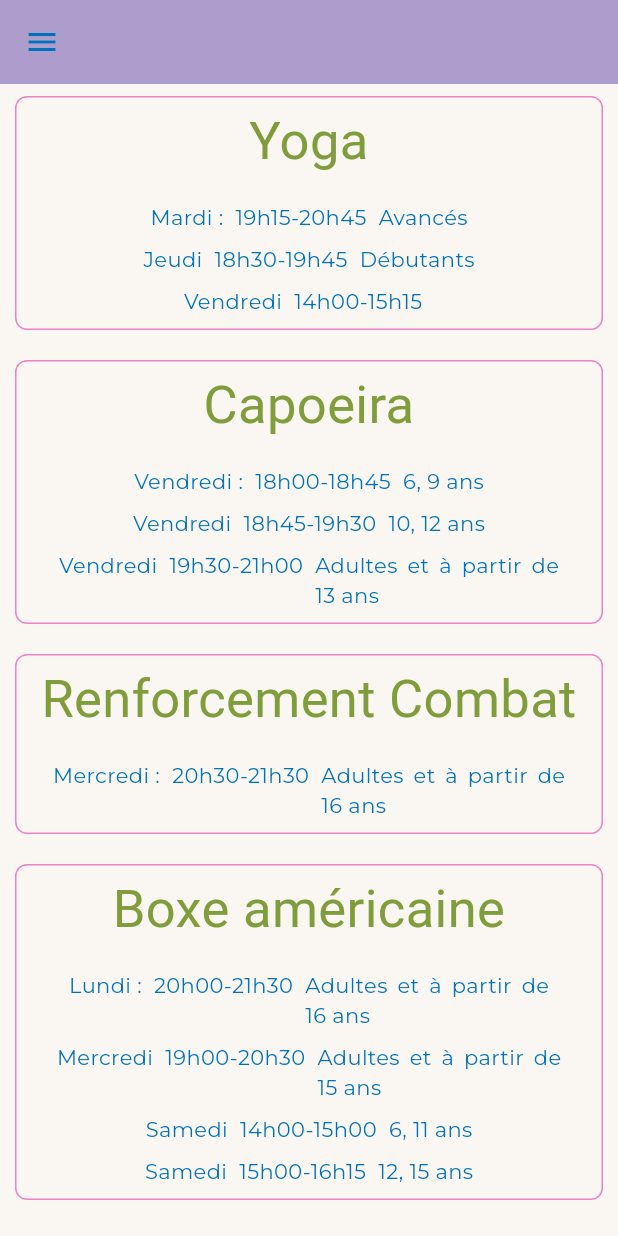
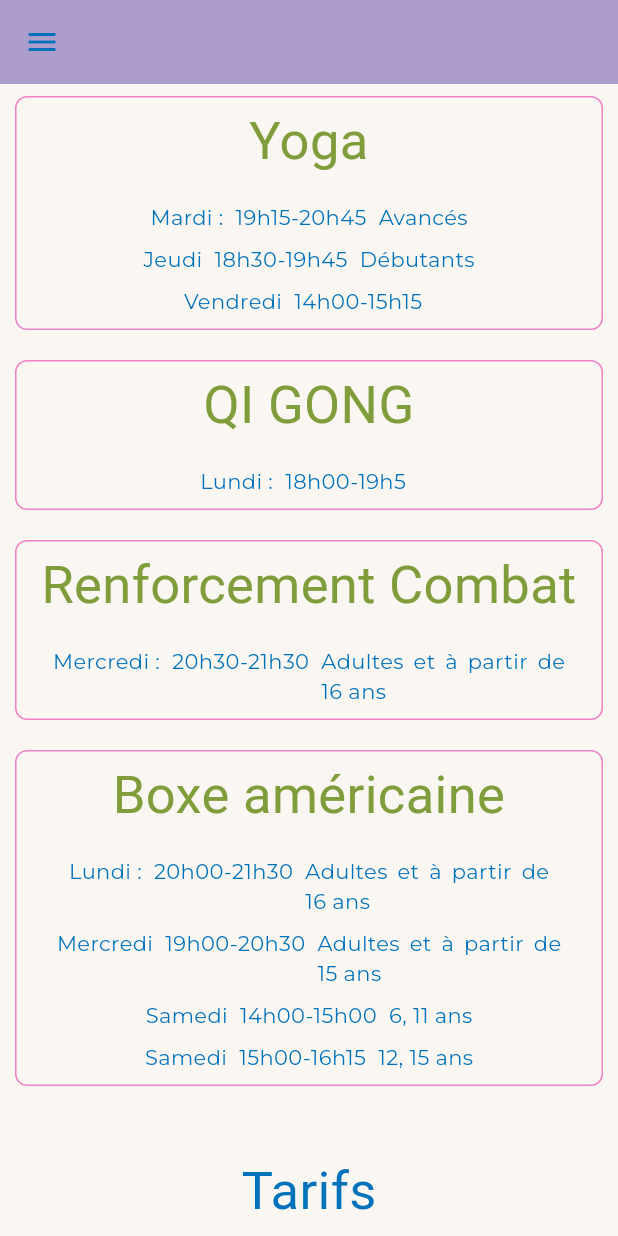
Before and after one commit to pickypou/mycs, a Flutter app: the PlanningTable screen opened by its route, scrolled down 1152 dp, on a phone screen of 412 x 824 dp. Run offline on Flutter 3.47's test engine with Material 3 defaults, Android fonts, the phone set to English and light mode, and no system bars; our stand-ins replace cloud_firestore, equatable, file_picker, firebase_auth, firebase_core, firebase_storage and 6 more; missing offline and left inert: dart:html, flutter_pdfview, flutter_utils, pdfx; accounts and stored records are empty; Roboto replaces fonts that are missing (Amable).

Commit message:
suppression capoeira et ajout yoga/qi gong

```diff
--- a/lib/core/router/router_config.dart
+++ b/lib/core/router/router_config.dart
@@ -16,6 +16,7 @@ import 'package:mycs/ui/users/add_user_module.dart';
 import 'package:mycs/ui/users/login/login_module.dart';
 import 'package:mycs/ui/view_all/view_all_module.dart';
 import '../../core/di/di.dart';
+import '../../ui/yoga/yoga_module.dart';
 import '../../ui/zen_moving/zen_moving_module.dart';
 
 
@@ -37,7 +38,8 @@ class AppRouterConfig {
       ...getIt<PlanningModule>().getRoutes(),
       ...getIt<ContactModule>().getRoutes(),
       ...getIt<AddEvenementModule>().getRoutes(),
-      ...getIt<RemoveEvenementModule>().getRoutes()
+      ...getIt<RemoveEvenementModule>().getRoutes(),
+      ...getIt<YogaModule>().getRoutes(),
 
     ],
     errorBuilder: (context, state) => const ErrorPage(),
--- a/lib/ui/common/widgets/custom_appbar.dart
+++ b/lib/ui/common/widgets/custom_appbar.dart
@@ -52,6 +52,7 @@ class CustomAppBar extends StatelessWidget implements PreferredSizeWidget {
       {'label' : 'Moving-show', 'route': '/moving_show'},
       {'label' : 'Step-Mov', 'route': '/step_mov'},
       {'label' : 'Zen-Moving', 'route': '/zen_moving'},
+      {'label' : 'Yoga/Qi Gong', 'route' : '/yoga_qi_gong'},
       {'label' : "Mov'Combat", 'route': '/mov_combat'},
       {'label': "Evénements", 'route': '/evenement'},
       {'label' : 'Horaires /Tarif', 'route' : '/planning'},
@@ -116,6 +117,7 @@ class CustomDrawer extends StatelessWidget {
       {'label' : 'Moving-show', 'route': '/moving_show'},
       {'label' : 'Step-Mov', 'route': '/step_mov'},
       {'label' : 'zen-Moving', 'route': '/zen_moving'},
+      {'label' : 'Yoga/Qi Gong', 'route' : '/yoga_qi_gong'},
       {'label' : "Mov'Combat", 'route': '/mov_combat'},
       {'label': "Evénements", 'route': '/evenement'},
       {'label' : 'Horaires /Tarif', 'route' : '/planning'},
--- a/lib/ui/home_page/home_page.dart
+++ b/lib/ui/home_page/home_page.dart
@@ -66,7 +66,7 @@ class HomePage extends StatelessWidget {
                   Text("Moving Show", style: textStyleTextAccueil(context)),
                   Text("Boxe américaine et Kick boxing",
                       style: textStyleTextAccueil(context)),
-                  Text("Capoeira", style: textStyleTextAccueil(context)),
+                  Text("Qi Gong", style: textStyleTextAccueil(context)),
                   Text("Yoga", style: textStyleTextAccueil(context)),
                   Text("6 = 6 jours de fonctionnement du lundi au samedi.",
                       style: textStyleText(context)),
@@ -156,7 +156,7 @@ class HomePage extends StatelessWidget {
                       Text("Moving Show", style: titleStyleSmall(context)),
                       Text("Boxe américaine et Kick boxing",
                           style: titleStyleSmall(context)),
-                      Text("Capoeira", style: titleStyleSmall(context)),
+                      Text("Qi gong", style: titleStyleSmall(context)),
                       Text("Yoga", style: titleStyleSmall(context)),
                       Text("6 = 6 jours de fonctionnement du lundi au samedi.",
                           style: textStyleText(context)),
--- a/lib/ui/planning/planning.dart
+++ b/lib/ui/planning/planning.dart
@@ -27,10 +27,10 @@ class PlanningTable extends StatelessWidget {
                 children: [
                   Align(
                     alignment: Alignment.center,
-                      child:
-                    Text(
+                    child: Text(
                       'Planning des cours',
-                      style: titleStyleMedium(context), textAlign: TextAlign.center,
+                      style: titleStyleMedium(context),
+                      textAlign: TextAlign.center,
                     ),
                   ),
                   CardPlanning(
@@ -97,16 +97,10 @@ class PlanningTable extends StatelessWidget {
                     categories_3: '',
                   ),
                   CardPlanning(
-                      title: 'Capoeira ',
-                      jour_1: 'Vendredi :',
-                      heures_1: '18h00-18h45',
-                      categories_1: '6, 9 ans',
-                      jour_2: 'Vendredi',
-                      heures_2: '18h45-19h30',
-                      categories_2: '10, 12 ans',
-                      jour_3: 'Vendredi',
-                      heures_3: '19h30-21h00',
-                      categories_3: 'Adultes et à partir de 13 ans',
+                    title: 'QI GONG ',
+                    jour_1: 'Lundi :',
+                    heures_1: '18h00-19h5',
+                    categories_1: '',
                   ),
                   CardPlanning(
                     title: 'Renforcement Combat',
@@ -129,18 +123,48 @@ class PlanningTable extends StatelessWidget {
                     heures_4: '15h00-16h15',
                     categories_4: '12, 15 ans',
                   ),
-                    const SizedBox(height: 35,),
-                    Text('Tarifs',style: titleStyleMedium(context),),
-                    const SizedBox(height: 10,),
-                    Text("Adhésion au club : 35€ l'année.", style: textStyleText(context).copyWith(fontSize: calculatedFontSize),),
-                    Text("Cotisation annuelle club : ", style: textStyleText(context).copyWith(fontSize: calculatedFontSize),),
-                    Text(" selon l'âge et le lieu de domicile.", style: textStyleText(context).copyWith(fontSize: calculatedFontSize),),
-                    Text("Seclinois :  entre 52 et 135€ .", style: textStyleTextAccueil(context),),
-                    Text("non seclinois :  entre 67 et 140€.", style: textStyleTextAccueil(context),),
-                    Text("Reduction familles : 20% sur la totalité.", style: textStyleTextAccueil(context).copyWith(color: Colors.redAccent),),
-                    const SizedBox(height: 55,),
+                  const SizedBox(
+                    height: 35,
+                  ),
+                  Text(
+                    'Tarifs',
+                    style: titleStyleMedium(context),
+                  ),
+                  const SizedBox(
+                    height: 10,
+                  ),
+                  Text(
+                    "Adhésion au club : 35€ l'année.",
+                    style: textStyleText(context)
+                        .copyWith(fontSize: calculatedFontSize),
+                  ),
+                  Text(
+                    "Cotisation annuelle club : ",
+                    style: textStyleText(context)
+                        .copyWith(fontSize: calculatedFontSize),
+                  ),
+                  Text(
+                    " selon l'âge et le lieu de domicile.",
+                    style: textStyleText(context)
+                        .copyWith(fontSize: calculatedFontSize),
+                  ),
+                  Text(
+                    "Seclinois :  entre 52 et 135€ .",
+                    style: textStyleTextAccueil(context),
+                  ),
+                  Text(
+                    "non seclinois :  entre 67 et 140€.",
+                    style: textStyleTextAccueil(context),
+                  ),
+                  Text(
+                    "Reduction familles : 20% sur la totalité.",
+                    style: textStyleTextAccueil(context)
+                        .copyWith(color: Colors.redAccent),
+                  ),
+                  const SizedBox(
+                    height: 55,
+                  ),
                   Footer()
-
                 ],
               )
             ],
--- /dev/null
+++ b/lib/ui/yoga/yoga_module.dart
@@ -0,0 +1,33 @@
+import 'package:flutter/material.dart';
+import 'package:go_router/go_router.dart';
+import 'package:injectable/injectable.dart';
+import 'package:mycs/ui/ui_module.dart';
+import 'package:mycs/ui/yoga/yoga.dart';
+
+
+@singleton
+class YogaModule implements UIModule {
+  final AppRouter _appRouter;
+
+  YogaModule(this._appRouter);
+
+  @override
+  void configure() {
+    _appRouter.addRoutes(getRoutes());
+  }
+  @override
+  List<RouteBase> getRoutes()  {
+    return [
+      GoRoute(
+        path: '/yoga_qi_gong',
+        builder: (context, state) => const Yoga(),
+      )
+    ];
+  }
+
+  @override
+  Map<String, WidgetBuilder> getSharedWidgets() {
+    // Implémentation de la méthode manquante
+    return {};
+  }
+}
--- a/pubspec.yaml
+++ b/pubspec.yaml
@@ -100,6 +100,7 @@ flutter:
     - assets/images/step/
     - assets/images/yoga/
     - assets/images/zen_moving/
+    - assets/images/gong/
   # An image asset can refer to one or more resolution-specific "variants", see
   # https://flutter.dev/to/resolution-aware-images
 
```
Also changed, not shown: lib/ui/mov_combat/mov_combat.dart (+33 -59 lines), lib/ui/yoga/yoga.dart (added, +69 -0 lines), assets/images/gong/qi_gong.png (added), lib/core/di/di.config.dart. Lines whose indentation alone changed are shown as unchanged.
